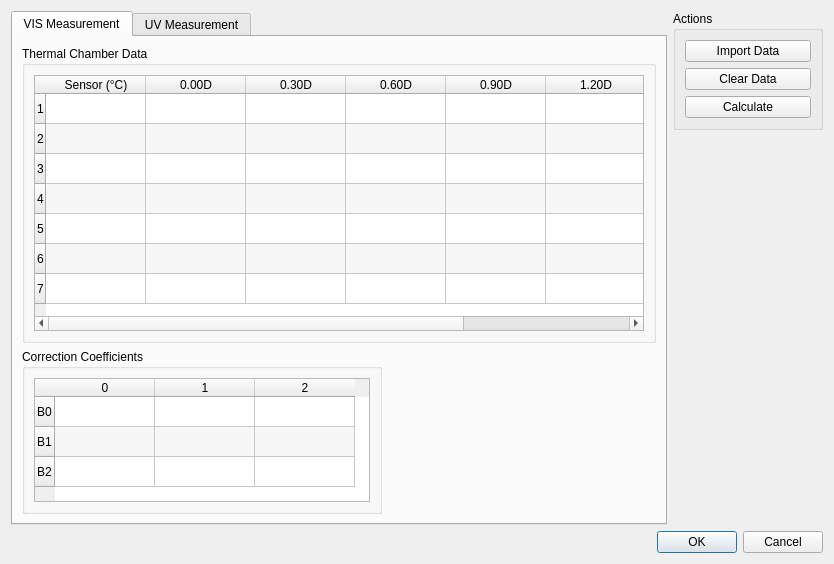
Above: src/tempcalibrationdialog.ui from dektronics/densitometer-desktop before the change. Below: the same form after it.
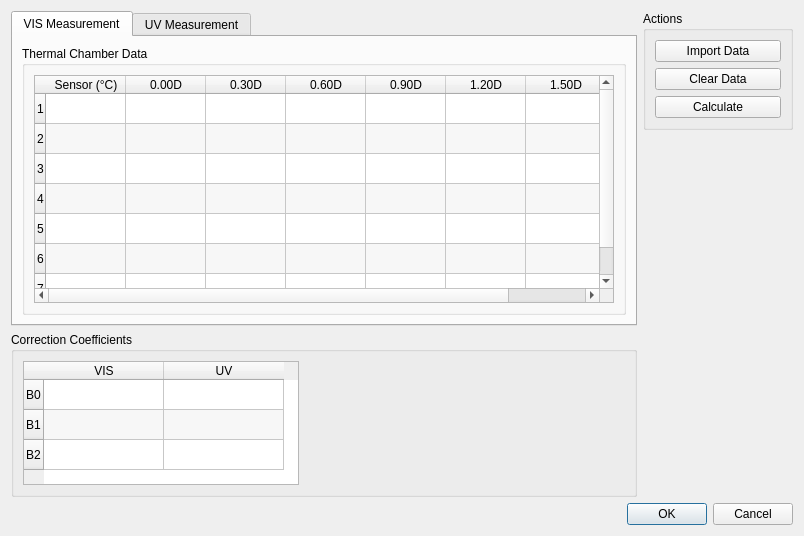
That is the form after the change.

Commit message: Update temperature cal tool for simpler formula

Diff of the .ui file:
```diff
--- a/src/tempcalibrationdialog.ui
+++ b/src/tempcalibrationdialog.ui
@@ -6,8 +6,8 @@
    <rect>
     <x>0</x>
     <y>0</y>
-    <width>834</width>
-    <height>564</height>
+    <width>804</width>
+    <height>536</height>
    </rect>
   </property>
   <property name="windowTitle">
@@ -35,6 +35,9 @@
             <property name="alternatingRowColors">
              <bool>true</bool>
             </property>
+            <attribute name="horizontalHeaderDefaultSectionSize">
+             <number>80</number>
+            </attribute>
             <attribute name="verticalHeaderShowSortIndicator" stdset="0">
              <bool>false</bool>
             </attribute>
@@ -80,86 +83,41 @@
               <string>1.50D</string>
              </property>
             </column>
+            <item row="0" column="1">
+             <property name="text">
+              <string/>
+             </property>
+            </item>
+            <item row="0" column="2">
+             <property name="text">
+              <string/>
+             </property>
+            </item>
+            <item row="0" column="3">
+             <property name="text">
+              <string/>
+             </property>
+            </item>
+            <item row="0" column="4">
+             <property name="text">
+              <string/>
+             </property>
+            </item>
+            <item row="0" column="5">
+             <property name="text">
+              <string/>
+             </property>
+            </item>
+            <item row="0" column="6">
+             <property name="text">
+              <string/>
+             </property>
+            </item>
            </widget>
           </item>
          </layout>
         </widget>
        </item>
-       <item>
-        <layout class="QHBoxLayout" name="horizontalLayout">
-         <item>
-          <widget class="QGroupBox" name="visResultsGroupBox">
-           <property name="title">
-            <string>Correction Coefficients</string>
-           </property>
-           <layout class="QVBoxLayout" name="verticalLayout_3">
-            <item>
-             <widget class="QTableWidget" name="visResultsTableWidget">
-              <property name="sizePolicy">
-               <sizepolicy hsizetype="Expanding" vsizetype="Fixed">
-                <horstretch>0</horstretch>
-                <verstretch>0</verstretch>
-               </sizepolicy>
-              </property>
-              <property name="sizeAdjustPolicy">
-               <enum>QAbstractScrollArea::SizeAdjustPolicy::AdjustToContents</enum>
-              </property>
-              <property name="alternatingRowColors">
-               <bool>true</bool>
-              </property>
-              <attribute name="verticalHeaderStretchLastSection">
-               <bool>false</bool>
-              </attribute>
-              <row>
-               <property name="text">
-                <string>B0</string>
-               </property>
-              </row>
-              <row>
-               <property name="text">
-                <string>B1</string>
-               </property>
-              </row>
-              <row>
-               <property name="text">
-                <string>B2</string>
-               </property>
-              </row>
-              <column>
-               <property name="text">
-                <string>0</string>
-               </property>
-              </column>
-              <column>
-               <property name="text">
-                <string>1</string>
-               </property>
-              </column>
-              <column>
-               <property name="text">
-                <string>2</string>
-               </property>
-              </column>
-             </widget>
-            </item>
-           </layout>
-          </widget>
-         </item>
-         <item>
-          <spacer name="horizontalSpacer">
-           <property name="orientation">
-            <enum>Qt::Orientation::Horizontal</enum>
-           </property>
-           <property name="sizeHint" stdset="0">
-            <size>
-             <width>40</width>
-             <height>20</height>
-            </size>
-           </property>
-          </spacer>
-         </item>
-        </layout>
-       </item>
       </layout>
      </widget>
      <widget class="QWidget" name="uvTab">
@@ -178,6 +136,9 @@
             <property name="alternatingRowColors">
              <bool>true</bool>
             </property>
+            <attribute name="horizontalHeaderDefaultSectionSize">
+             <number>80</number>
+            </attribute>
             <attribute name="verticalHeaderShowSortIndicator" stdset="0">
              <bool>false</bool>
             </attribute>
@@ -228,81 +189,6 @@
          </layout>
         </widget>
        </item>
-       <item>
-        <layout class="QHBoxLayout" name="horizontalLayout_2">
-         <item>
-          <widget class="QGroupBox" name="uvResultsGroupBox">
-           <property name="title">
-            <string>Correction Coefficients</string>
-           </property>
-           <layout class="QVBoxLayout" name="verticalLayout_8">
-            <item>
-             <widget class="QTableWidget" name="uvResultsTableWidget">
-              <property name="sizePolicy">
-               <sizepolicy hsizetype="Expanding" vsizetype="Fixed">
-                <horstretch>0</horstretch>
-                <verstretch>0</verstretch>
-               </sizepolicy>
-              </property>
-              <property name="sizeAdjustPolicy">
-               <enum>QAbstractScrollArea::SizeAdjustPolicy::AdjustToContents</enum>
-              </property>
-              <property name="alternatingRowColors">
-               <bool>true</bool>
-              </property>
-              <attribute name="verticalHeaderStretchLastSection">
-               <bool>false</bool>
-              </attribute>
-              <row>
-               <property name="text">
-                <string>B0</string>
-               </property>
-              </row>
-              <row>
-               <property name="text">
-                <string>B1</string>
-               </property>
-              </row>
-              <row>
-               <property name="text">
-                <string>B2</string>
-               </property>
-              </row>
-              <column>
-               <property name="text">
-                <string>0</string>
-               </property>
-              </column>
-              <column>
-               <property name="text">
-                <string>1</string>
-               </property>
-              </column>
-              <column>
-               <property name="text">
-                <string>2</string>
-               </property>
-              </column>
-             </widget>
-            </item>
-           </layout>
-          </widget>
-         </item>
-         <item>
-          <spacer name="horizontalSpacer_2">
-           <property name="orientation">
-            <enum>Qt::Orientation::Horizontal</enum>
-           </property>
-           <property name="sizeHint" stdset="0">
-            <size>
-             <width>40</width>
-             <height>20</height>
-            </size>
-           </property>
-          </spacer>
-         </item>
-        </layout>
-       </item>
       </layout>
      </widget>
     </widget>
@@ -360,7 +246,73 @@
      </item>
     </layout>
    </item>
-   <item row="1" column="0" colspan="2">
+   <item row="1" column="0">
+    <widget class="QGroupBox" name="resultsGroupBox">
+     <property name="title">
+      <string>Correction Coefficients</string>
+     </property>
+     <layout class="QHBoxLayout" name="horizontalLayout">
+      <item>
+       <widget class="QTableWidget" name="resultsTableWidget">
+        <property name="sizePolicy">
+         <sizepolicy hsizetype="Minimum" vsizetype="Fixed">
+          <horstretch>0</horstretch>
+          <verstretch>0</verstretch>
+         </sizepolicy>
+        </property>
+        <property name="sizeAdjustPolicy">
+         <enum>QAbstractScrollArea::SizeAdjustPolicy::AdjustToContents</enum>
+        </property>
+        <property name="alternatingRowColors">
+         <bool>true</bool>
+        </property>
+        <attribute name="horizontalHeaderDefaultSectionSize">
+         <number>120</number>
+        </attribute>
+        <row>
+         <property name="text">
+          <string>B0</string>
+         </property>
+        </row>
+        <row>
+         <property name="text">
+          <string>B1</string>
+         </property>
+        </row>
+        <row>
+         <property name="text">
+          <string>B2</string>
+         </property>
+        </row>
+        <column>
+         <property name="text">
+          <string>VIS</string>
+         </property>
+        </column>
+        <column>
+         <property name="text">
+          <string>UV</string>
+         </property>
+        </column>
+       </widget>
+      </item>
+      <item>
+       <spacer name="horizontalSpacer">
+        <property name="orientation">
+         <enum>Qt::Orientation::Horizontal</enum>
+        </property>
+        <property name="sizeHint" stdset="0">
+         <size>
+          <width>333</width>
+          <height>20</height>
+         </size>
+        </property>
+       </spacer>
+      </item>
+     </layout>
+    </widget>
+   </item>
+   <item row="2" column="0" colspan="2">
     <widget class="QDialogButtonBox" name="buttonBox">
      <property name="orientation">
       <enum>Qt::Orientation::Horizontal</enum>
```
The commit also changes 2 other files.
